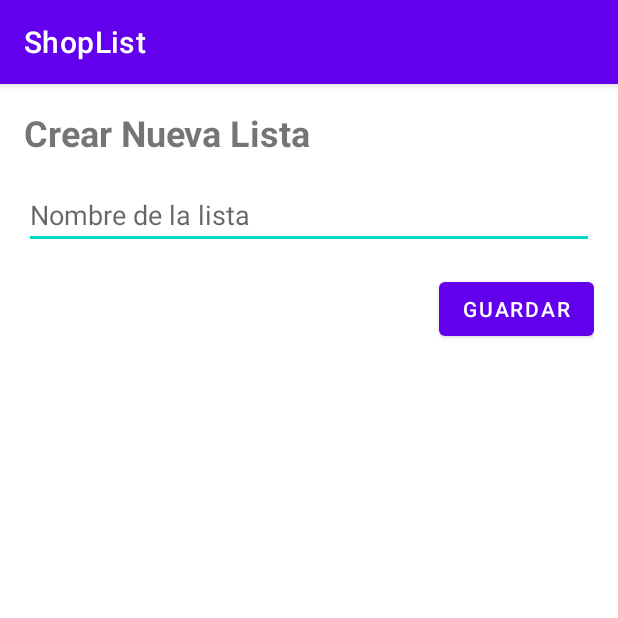
After one commit to IvanBermejoHidalgo/ShopList, an Android app: the NuevaListaActivity screen opened directly, with no data from a screen before it, on a phone screen of 412 x 824 dp, the top half of it. The commit adds this screen. Run offline under Robolectric (Android 15) with nearby library versions, the phone set to English and light mode, and no system bars; our stand-ins replace Firebase (no records; nobody signed in at launch, a user with empty details on screens opened directly).

Commit message:
implementando las listas (no funciona, se crean en firebase pero no se muestran)

```diff
--- /dev/null
+++ b/app/src/main/java/com/example/socialpuig/Activity/NuevaListaActivity.java
@@ -0,0 +1,62 @@
+package com.example.socialpuig.Activity;
+
+import androidx.appcompat.app.AppCompatActivity;
+
+import android.os.Bundle;
+import android.view.View;
+import android.widget.Button;
+import android.widget.EditText;
+import android.widget.Toast;
+
+import com.example.socialpuig.R;
+import com.google.firebase.auth.FirebaseAuth;
+import com.google.firebase.auth.FirebaseUser;
+import com.google.firebase.database.DatabaseReference;
+import com.google.firebase.database.FirebaseDatabase;
+
+public class NuevaListaActivity extends AppCompatActivity {
+    private EditText etNombreLista;
+    private Button btnGuardarLista;
+    private DatabaseReference mDatabase;
+    private FirebaseAuth mAuth;
+
+    @Override
+    protected void onCreate(Bundle savedInstanceState) {
+        super.onCreate(savedInstanceState);
+        setContentView(R.layout.activity_nueva_lista);
+
+        mAuth = FirebaseAuth.getInstance();
+        mDatabase = FirebaseDatabase.getInstance().getReference();
+
+        etNombreLista = findViewById(R.id.etNombreLista);
+        btnGuardarLista = findViewById(R.id.btnGuardarLista);
+
+        btnGuardarLista.setOnClickListener(new View.OnClickListener() {
+            @Override
+            public void onClick(View v) {
+                guardarNuevaLista();
+            }
+        });
+    }
+
+    private void guardarNuevaLista() {
+        String nombreLista = etNombreLista.getText().toString().trim();
+
+        if (!nombreLista.isEmpty()) {
+            FirebaseUser user = mAuth.getCurrentUser();
+            if (user != null) {
+                String userId = user.getUid();
+                String listaId = mDatabase.child("Users").child(userId).child("Listas").push().getKey();
+                if (listaId != null) {
+                    // Guardar la nueva lista en la base de datos
+                    mDatabase.child("Users").child(userId).child("Listas").child(listaId).child("nombre").setValue(nombreLista);
+
+                    Toast.makeText(NuevaListaActivity.this, "Nueva lista creada con éxito", Toast.LENGTH_SHORT).show();
+                    finish(); // Finalizar la actividad después de guardar la lista
+                }
+            }
+        } else {
+            Toast.makeText(NuevaListaActivity.this, "Por favor, introduce un nombre para la lista", Toast.LENGTH_SHORT).show();
+        }
+    }
+}
--- /dev/null
+++ b/app/src/main/res/layout/activity_nueva_lista.xml
@@ -0,0 +1,32 @@
+<?xml version="1.0" encoding="utf-8"?>
+<RelativeLayout xmlns:android="http://schemas.android.com/apk/res/android"
+    android:layout_width="match_parent"
+    android:layout_height="match_parent"
+    android:padding="16dp">
+
+    <TextView
+        android:id="@+id/tvTitulo"
+        android:layout_width="match_parent"
+        android:layout_height="wrap_content"
+        android:text="Crear Nueva Lista"
+        android:textSize="24sp"
+        android:textStyle="bold" />
+
+    <EditText
+        android:id="@+id/etNombreLista"
+        android:layout_width="match_parent"
+        android:layout_height="wrap_content"
+        android:layout_below="@id/tvTitulo"
+        android:layout_marginTop="16dp"
+        android:hint="Nombre de la lista" />
+
+    <Button
+        android:id="@+id/btnGuardarLista"
+        android:layout_width="wrap_content"
+        android:layout_height="wrap_content"
+        android:layout_below="@id/etNombreLista"
+        android:layout_alignParentEnd="true"
+        android:layout_marginTop="16dp"
+        android:text="Guardar" />
+
+</RelativeLayout>
--- a/app/src/main/res/menu/activity_main_drawer.xml
+++ b/app/src/main/res/menu/activity_main_drawer.xml
@@ -34,7 +34,7 @@
             android:id="@+id/perfilFragment"
             android:title="Perfil" />
         <item
-            android:id="@+id/listasFragment"
+            android:id="@+id/listas"
             android:title="Listas" />
 
         </menu>
```
Also changed, not shown: app/src/main/AndroidManifest.xml (+7 -1 lines), app/src/main/java/com/example/socialpuig/Activity/ListasActivity.java (added, +120 -0 lines), app/src/main/java/com/example/socialpuig/Adapter/ListasAdapter.java (added, +68 -0 lines), app/src/main/java/com/example/socialpuig/Domain/ListaDomain.java (added, +17 -0 lines), app/src/main/java/com/example/socialpuig/MainActivity.java (+8 -2 lines), app/src/main/res/layout/activity_listas.xml (added, +22 -0 lines), app/src/main/res/layout/lista_item.xml (added, +19 -0 lines).
